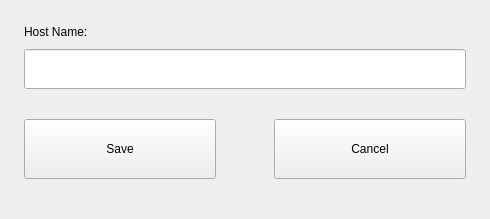
This is plugins/system/src/pages/system-information/change-host-name-widget.ui in openeuler-mirror/kiran-control-panel as Qt 5 draws it before an edit. The edited form follows.
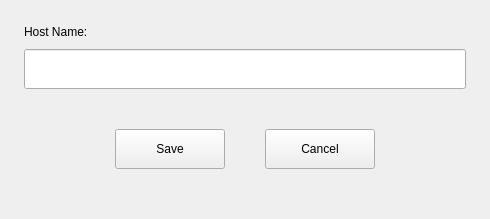
This is the edited form.

Commit message:
refactor(systeminfo): update systeminfo plugin dialog style
- 更新统一系统信息页面插件弹窗风格样式

Closes #I5H3YX

Patch:
```diff
--- a/plugins/system/src/pages/system-information/change-host-name-widget.ui
+++ b/plugins/system/src/pages/system-information/change-host-name-widget.ui
@@ -122,7 +122,7 @@
     <widget class="QWidget" name="widget_2" native="true">
      <layout class="QHBoxLayout" name="horizontalLayout">
       <property name="spacing">
-       <number>58</number>
+       <number>0</number>
       </property>
       <property name="leftMargin">
        <number>0</number>
@@ -136,18 +136,31 @@
       <property name="bottomMargin">
        <number>0</number>
       </property>
+      <item>
+       <spacer name="horizontalSpacer_2">
+        <property name="orientation">
+         <enum>Qt::Horizontal</enum>
+        </property>
+        <property name="sizeHint" stdset="0">
+         <size>
+          <width>40</width>
+          <height>20</height>
+         </size>
+        </property>
+       </spacer>
+      </item>
       <item>
        <widget class="QPushButton" name="btn_save">
         <property name="minimumSize">
          <size>
-          <width>192</width>
-          <height>60</height>
+          <width>110</width>
+          <height>40</height>
          </size>
         </property>
         <property name="maximumSize">
          <size>
-          <width>192</width>
-          <height>60</height>
+          <width>110</width>
+          <height>40</height>
          </size>
         </property>
         <property name="text">
@@ -155,18 +168,34 @@
         </property>
        </widget>
       </item>
+      <item>
+       <spacer name="horizontalSpacer">
+        <property name="orientation">
+         <enum>Qt::Horizontal</enum>
+        </property>
+        <property name="sizeType">
+         <enum>QSizePolicy::Fixed</enum>
+        </property>
+        <property name="sizeHint" stdset="0">
+         <size>
+          <width>40</width>
+          <height>20</height>
+         </size>
+        </property>
+       </spacer>
+      </item>
       <item>
        <widget class="QPushButton" name="btn_cancel">
         <property name="minimumSize">
          <size>
-          <width>192</width>
-          <height>60</height>
+          <width>110</width>
+          <height>40</height>
          </size>
         </property>
         <property name="maximumSize">
          <size>
-          <width>192</width>
-          <height>60</height>
+          <width>110</width>
+          <height>40</height>
          </size>
         </property>
         <property name="text">
@@ -174,6 +203,19 @@
         </property>
        </widget>
       </item>
+      <item>
+       <spacer name="horizontalSpacer_3">
+        <property name="orientation">
+         <enum>Qt::Horizontal</enum>
+        </property>
+        <property name="sizeHint" stdset="0">
+         <size>
+          <width>40</width>
+          <height>20</height>
+         </size>
+        </property>
+       </spacer>
+      </item>
      </layout>
     </widget>
    </item>
```
The commit also changes 1 other file.
